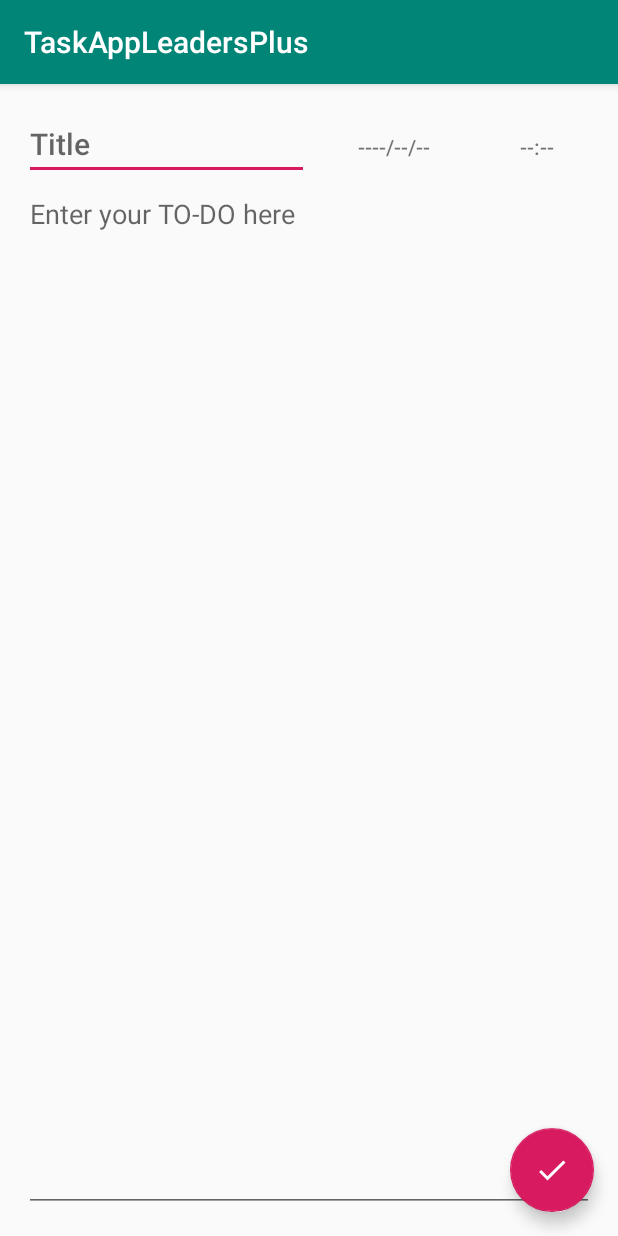
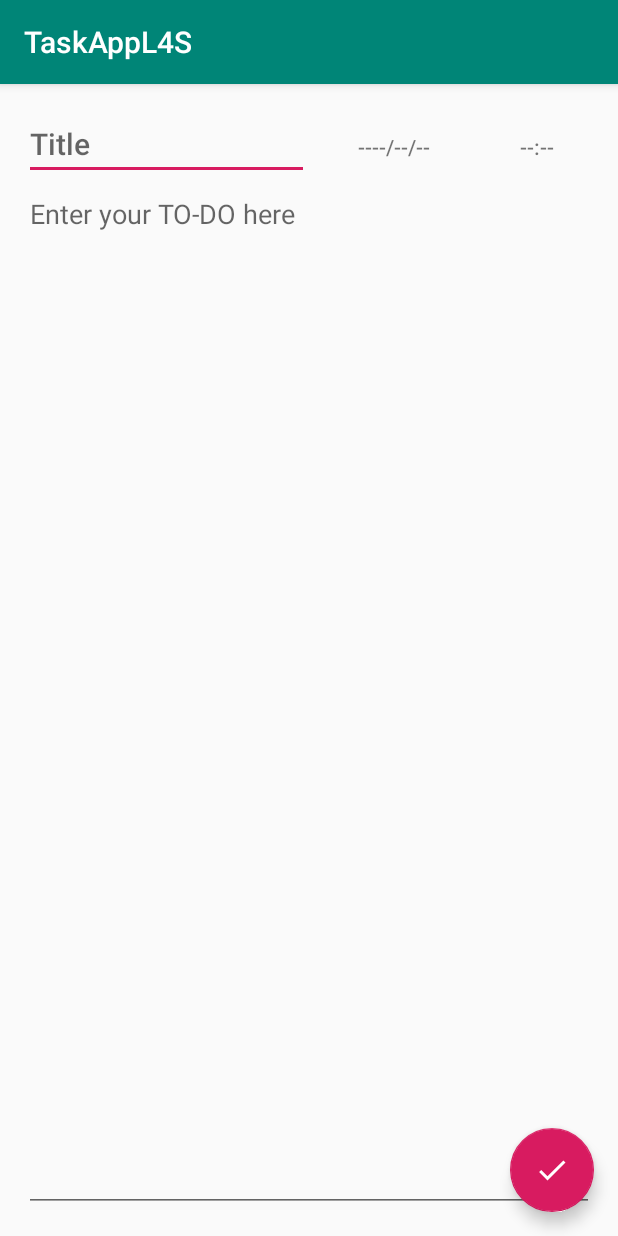
Before and after one commit to tommy1038/TaskAppLeadersPlus, an Android app: the screen it shows after launch (CreateActivity), after a tap on an icon or button, on a phone screen of 412 x 824 dp. Run offline under Robolectric (Android 15) with nearby library versions, the phone set to English and light mode, and no system bars; libraries missing offline, so code that uses them is left out: io.realm, kotlinx.android; 11 statements that could not run were skipped.

Commit message:
save complete

```diff
--- a/app/build.gradle
+++ b/app/build.gradle
@@ -33,5 +33,4 @@ dependencies {
     androidTestImplementation 'androidx.test.ext:junit:1.1.1'
     androidTestImplementation 'androidx.test.espresso:espresso-core:3.2.0'
     implementation 'com.google.android.material:material:1.2.0-alpha01'
-
 }
--- a/app/src/main/AndroidManifest.xml
+++ b/app/src/main/AndroidManifest.xml
@@ -3,7 +3,7 @@
   package="com.noir.taskappleadersplus">
 
   <application
-    android:name=".TaskApplication"
+    android:name="com.noir.taskappleadersplus.TaskApplication"
     android:allowBackup="true"
     android:icon="@mipmap/ic_launcher"
     android:label="@string/app_name"
--- a/app/src/main/java/com/noir/taskappleadersplus/MainActivity.kt
+++ b/app/src/main/java/com/noir/taskappleadersplus/MainActivity.kt
@@ -1,7 +1,10 @@
 package com.noir.taskappleadersplus
 
+import android.app.AlarmManager
+import android.app.PendingIntent
 import android.content.Intent
 import android.os.Bundle
+import android.util.Log
 import android.view.Menu
 import android.view.MenuItem
 import android.view.View
@@ -15,6 +18,7 @@ import io.realm.RealmResults
 import io.realm.Sort
 import kotlinx.android.synthetic.main.activity_main.*
 import kotlinx.android.synthetic.main.content_main.*
+import java.util.*
 
 class MainActivity : AppCompatActivity(), TaskAdapter.OnCheckClickListener {
 
@@ -80,6 +84,61 @@ class MainActivity : AppCompatActivity(), TaskAdapter.OnCheckClickListener {
     val decorator = DividerItemDecoration(applicationContext, manager.orientation)
     // RecyclerViewに区切り線オブジェクトを設定
     recyclerView.addItemDecoration(decorator)
+
+    demoAlarm()
+  }
+
+  private fun demoAlarm() {
+
+    // 現在の時刻の取得
+    var calendar = Calendar.getInstance()
+    var mYear = calendar.get(Calendar.YEAR)
+    var mMonth = calendar.get(Calendar.MONTH)
+    var mDay = calendar.get(Calendar.DAY_OF_MONTH)
+    var mHour = calendar.get(Calendar.HOUR_OF_DAY)
+    var mMinute = calendar.get(Calendar.MINUTE)
+
+    Log.d("mYear", mYear.toString())
+    Log.d("mMonth", mMonth.toString())
+    Log.d("mDay", mDay.toString())
+    Log.d("mHour", mHour.toString())
+    Log.d("mMinute", mMinute.toString())
+
+    var array = arrayOf(0, 1, 2, 3, 4, 5, 6, 7, 8, 9)
+    var index = 0
+
+    // 今日の時刻が8時以降だったら，翌日に通知をする
+    if (mHour > 8) {
+//      calendar.set(Calendar.DAY_OF_MONTH, mDay + 1)
+//      calendar.set(Calendar.HOUR_OF_DAY, 8)
+//      calendar.set(Calendar.MINUTE, 0)
+
+      calendar.set(Calendar.MINUTE, mMinute + 2)
+
+//      mDay = calendar.get(Calendar.DAY_OF_MONTH)
+//      mHour = calendar.get(Calendar.HOUR_OF_DAY)
+      mMinute = calendar.get(Calendar.MINUTE)
+
+      Log.d("mDay", mDay.toString())
+      Log.d("mHour", mHour.toString())
+      Log.d("mMinute", mMinute.toString())
+
+      val resultIntent = Intent(applicationContext, TaskAlarmReceiver::class.java)
+      var identifier = array[index]
+      resultIntent.putExtra(EXTRA_TASK, identifier)
+      val resultPendingIntent = PendingIntent.getBroadcast(
+        this,
+        identifier,
+        resultIntent,
+        PendingIntent.FLAG_UPDATE_CURRENT
+      )
+
+      val alarmManager = getSystemService(ALARM_SERVICE) as AlarmManager
+      alarmManager.set(AlarmManager.RTC_WAKEUP, calendar.timeInMillis, resultPendingIntent)
+
+    }
+
+
   }
 
   private fun getTasks(): List<Task> {
--- a/app/src/main/java/com/noir/taskappleadersplus/TaskAdapter.kt
+++ b/app/src/main/java/com/noir/taskappleadersplus/TaskAdapter.kt
@@ -10,7 +10,7 @@ import android.widget.LinearLayout
 import android.widget.TextView
 import androidx.recyclerview.widget.RecyclerView
 import com.google.android.material.snackbar.Snackbar
-import kotlinx.android.synthetic.main.layout_task.view.*
+import kotlinx.android .synthetic.main.layout_task.view.*
 import java.text.SimpleDateFormat
 import java.util.*
 
@@ -27,12 +27,14 @@ class TaskAdapter(private var mTasks: List<Task>) : RecyclerView.Adapter<TaskAda
   }
 
   override fun onCreateViewHolder(parent: ViewGroup, viewType: Int): RecyclerViewHolder {
-    // レイアウトインフレータを取得
-    val layoutInflater = LayoutInflater.from(parent.context)
-    // layout_task.xmlをインフレートし，1行分の画面部品とする
-    val view = layoutInflater.inflate(R.layout.layout_task, parent, false)
-    // 生成したビューホルダーをリターン
-    return RecyclerViewHolder(view)
+//    // レイアウトインフレータを取得
+//    val layoutInflater = LayoutInflater.from(parent.context)
+//    // layout_task.xmlをインフレートし，1行分の画面部品とする
+//    val view = layoutInflater.inflate(R.layout.layout_task, parent, false)
+//    // 生成したビューホルダーをリターン
+//    return RecyclerViewHolder(view)
+    return RecyclerViewHolder(LayoutInflater.from(parent.context).inflate(R.layout.layout_task, parent, false))
+
   }
 
   override fun onBindViewHolder(holder: RecyclerViewHolder, position: Int) {
--- a/app/src/main/res/values/strings.xml
+++ b/app/src/main/res/values/strings.xml
@@ -1,3 +1,3 @@
 <resources>
-  <string name="app_name">TaskAppLeadersPlus</string>
+  <string name="app_name">TaskAppL4S</string>
 </resources>
--- a/build.gradle
+++ b/build.gradle
@@ -20,7 +20,6 @@ allprojects {
     repositories {
         google()
         jcenter()
-
     }
 }
 
```
